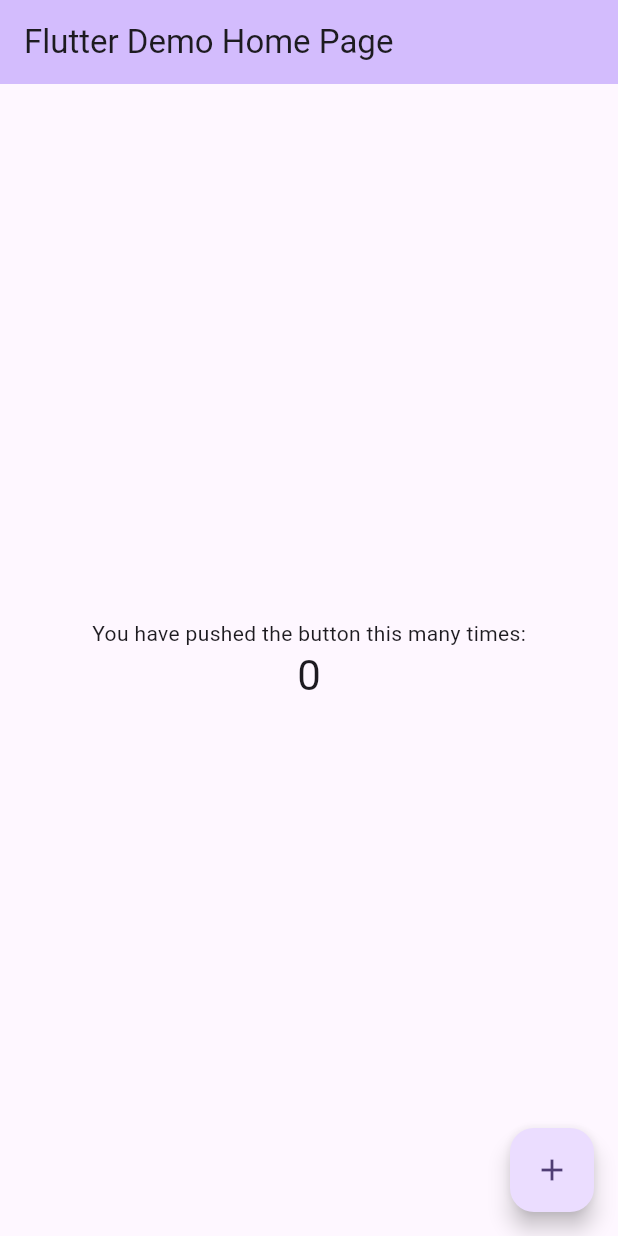
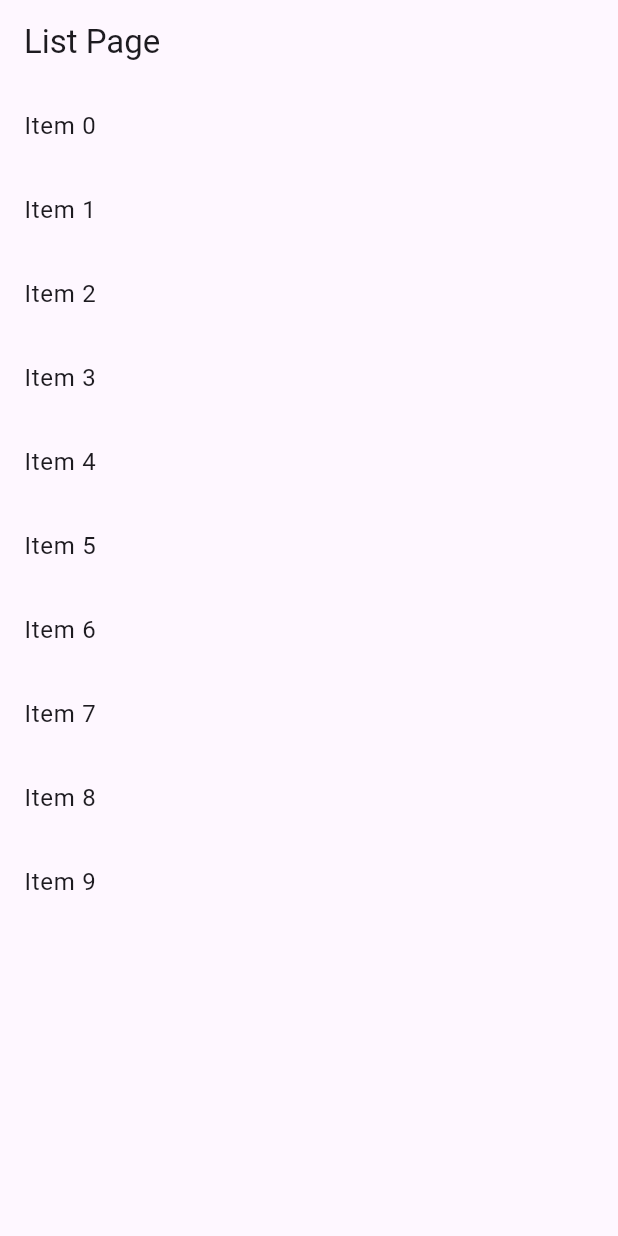
Before and after one commit to temoki/flutter_riverpod_study, a Flutter app: the screen it shows after launch, on a phone screen of 412 x 824 dp. Run offline on Flutter 3.47's test engine with Material 3 defaults, Android fonts, the phone set to English and light mode, and no system bars; our stand-ins replace hooks_riverpod, riverpod_annotation; generated files the repository leaves out were written again.

Commit message:
20240212

```diff
--- a/lib/main.dart
+++ b/lib/main.dart
@@ -1,4 +1,5 @@
 import 'package:flutter/material.dart';
+import 'package:hooks_riverpod/hooks_riverpod.dart';
 
 void main() {
   runApp(const MyApp());
@@ -10,116 +11,38 @@ class MyApp extends StatelessWidget {
   // This widget is the root of your application.
   @override
   Widget build(BuildContext context) {
-    return MaterialApp(
-      title: 'Flutter Demo',
-      theme: ThemeData(
-        // This is the theme of your application.
-        //
-        // TRY THIS: Try running your application with "flutter run". You'll see
-        // the application has a purple toolbar. Then, without quitting the app,
-        // try changing the seedColor in the colorScheme below to Colors.green
-        // and then invoke "hot reload" (save your changes or press the "hot
-        // reload" button in a Flutter-supported IDE, or press "r" if you used
-        // the command line to start the app).
-        //
-        // Notice that the counter didn't reset back to zero; the application
-        // state is not lost during the reload. To reset the state, use hot
-        // restart instead.
-        //
-        // This works for code too, not just values: Most code changes can be
-        // tested with just a hot reload.
-        colorScheme: ColorScheme.fromSeed(seedColor: Colors.deepPurple),
-        useMaterial3: true,
+    return ProviderScope(
+      child: MaterialApp(
+        title: 'Riverpod Study',
+        theme: ThemeData(
+          colorScheme: ColorScheme.fromSeed(
+            seedColor: Colors.deepPurple,
+          ),
+        ),
+        home: const ItemListPage(),
       ),
-      home: const MyHomePage(title: 'Flutter Demo Home Page'),
     );
   }
 }
 
-class MyHomePage extends StatefulWidget {
-  const MyHomePage({super.key, required this.title});
-
-  // This widget is the home page of your application. It is stateful, meaning
-  // that it has a State object (defined below) that contains fields that affect
-  // how it looks.
-
-  // This class is the configuration for the state. It holds the values (in this
-  // case the title) provided by the parent (in this case the App widget) and
-  // used by the build method of the State. Fields in a Widget subclass are
-  // always marked "final".
-
-  final String title;
+class ItemListPage extends HookConsumerWidget {
+  const ItemListPage({super.key});
 
   @override
-  State<MyHomePage> createState() => _MyHomePageState();
-}
-
-class _MyHomePageState extends State<MyHomePage> {
-  int _counter = 0;
-
-  void _incrementCounter() {
-    setState(() {
-      // This call to setState tells the Flutter framework that something has
-      // changed in this State, which causes it to rerun the build method below
-      // so that the display can reflect the updated values. If we changed
-      // _counter without calling setState(), then the build method would not be
-      // called again, and so nothing would appear to happen.
-      _counter++;
-    });
-  }
-
-  @override
-  Widget build(BuildContext context) {
-    // This method is rerun every time setState is called, for instance as done
-    // by the _incrementCounter method above.
-    //
-    // The Flutter framework has been optimized to make rerunning build methods
-    // fast, so that you can just rebuild anything that needs updating rather
-    // than having to individually change instances of widgets.
+  Widget build(BuildContext context, WidgetRef ref) {
     return Scaffold(
       appBar: AppBar(
-        // TRY THIS: Try changing the color here to a specific color (to
-        // Colors.amber, perhaps?) and trigger a hot reload to see the AppBar
-        // change color while the other colors stay the same.
-        backgroundColor: Theme.of(context).colorScheme.inversePrimary,
-        // Here we take the value from the MyHomePage object that was created by
-        // the App.build method, and use it to set our appbar title.
-        title: Text(widget.title),
+        title: const Text('List Page'),
       ),
-      body: Center(
-        // Center is a layout widget. It takes a single child and positions it
-        // in the middle of the parent.
-        child: Column(
-          // Column is also a layout widget. It takes a list of children and
-          // arranges them vertically. By default, it sizes itself to fit its
-          // children horizontally, and tries to be as tall as its parent.
-          //
-          // Column has various properties to control how it sizes itself and
-          // how it positions its children. Here we use mainAxisAlignment to
-          // center the children vertically; the main axis here is the vertical
-          // axis because Columns are vertical (the cross axis would be
-          // horizontal).
-          //
-          // TRY THIS: Invoke "debug painting" (choose the "Toggle Debug Paint"
-          // action in the IDE, or press "p" in the console), to see the
-          // wireframe for each widget.
-          mainAxisAlignment: MainAxisAlignment.center,
-          children: <Widget>[
-            const Text(
-              'You have pushed the button this many times:',
-            ),
-            Text(
-              '$_counter',
-              style: Theme.of(context).textTheme.headlineMedium,
-            ),
-          ],
-        ),
+      body: ListView.builder(
+        itemCount: 10,
+        itemBuilder: (context, index) {
+          return ListTile(
+            title: Text('Item $index'),
+            onTap: () {},
+          );
+        },
       ),
-      floatingActionButton: FloatingActionButton(
-        onPressed: _incrementCounter,
-        tooltip: 'Increment',
-        child: const Icon(Icons.add),
-      ), // This trailing comma makes auto-formatting nicer for build methods.
     );
   }
 }
--- /dev/null
+++ b/lib/store/item.dart
@@ -0,0 +1,64 @@
+import 'package:flutter/foundation.dart';
+import 'package:uuid/uuid.dart';
+
+enum ItemCategory {
+  food,
+  clothes,
+  book,
+  electronic,
+}
+
+@immutable
+class Item {
+  final Uuid id;
+  final String title;
+  final ItemCategory category;
+  final String content;
+  final bool isFavorite;
+  final DateTime createdAt;
+  final DateTime updatedAt;
+
+  const Item._({
+    required this.id,
+    required this.title,
+    required this.category,
+    required this.content,
+    required this.isFavorite,
+    required this.createdAt,
+    required this.updatedAt,
+  });
+
+  static Item create({
+    required String title,
+    required ItemCategory category,
+    required String content,
+    bool isFavorite = false,
+  }) =>
+      Item._(
+        id: const Uuid(),
+        title: title,
+        category: category,
+        content: content,
+        isFavorite: isFavorite,
+        createdAt: DateTime.now(),
+        updatedAt: DateTime.now(),
+      );
+
+  Item copyWith({
+    String? title,
+    ItemCategory? category,
+    String? content,
+    bool? isFavorite,
+    DateTime? updatedAt,
+  }) {
+    return Item._(
+      id: id,
+      title: title ?? this.title,
+      category: category ?? this.category,
+      content: content ?? this.content,
+      isFavorite: isFavorite ?? this.isFavorite,
+      createdAt: createdAt,
+      updatedAt: updatedAt ?? this.updatedAt,
+    );
+  }
+}
--- /dev/null
+++ b/lib/store/item_store.dart
@@ -0,0 +1,60 @@
+import 'dart:math' as math;
+
+import 'package:collection/collection.dart';
+import 'package:flutter_riverpod_study/store/item.dart';
+import 'package:riverpod_annotation/riverpod_annotation.dart';
+import 'package:uuid/uuid.dart';
+
+part 'item_store.g.dart';
+
+@riverpod
+ItemStore itemStore(ItemStoreRef ref) {
+  return ItemStore();
+}
+
+class ItemStore {
+  ItemStore();
+
+  Future<List<Item>> getItems({ItemCategory? category}) async {
+    await _sleepRandomly();
+    return List.unmodifiable(_items.where(
+      (e) => e.category == category,
+    ));
+  }
+
+  Future<Item?> getItem({required Uuid id}) async {
+    await _sleepRandomly();
+    return _items.firstWhereOrNull((e) => e.id == id);
+  }
+
+  Future<void> createItem({
+    required String title,
+    required ItemCategory category,
+    required String content,
+  }) async {
+    await _sleepRandomly();
+    _items.add(
+      Item.create(title: title, category: category, content: content),
+    );
+  }
+
+  Future<void> updateItem(Item item) async {
+    await _sleepRandomly();
+    final index = _items.indexWhere((e) => e.id == item.id);
+    if (index != -1) {
+      _items[index] = item;
+    }
+  }
+
+  Future<void> deleteItem({required Uuid id}) async {
+    await _sleepRandomly();
+    _items.removeWhere((e) => e.id == id);
+  }
+
+  final List<Item> _items = [];
+
+  Future<void> _sleepRandomly() async {
+    final milliseconds = 500 + math.Random().nextInt(500);
+    await Future.delayed(Duration(milliseconds: milliseconds));
+  }
+}
```
Also changed, not shown: lib/query/items_query.dart (added, +13 -0 lines), pubspec.yaml (+12 -2 lines), lib/query/items_query.g.dart (added), lib/store/item_store.g.dart (added), pubspec.lock, 2 other files.
